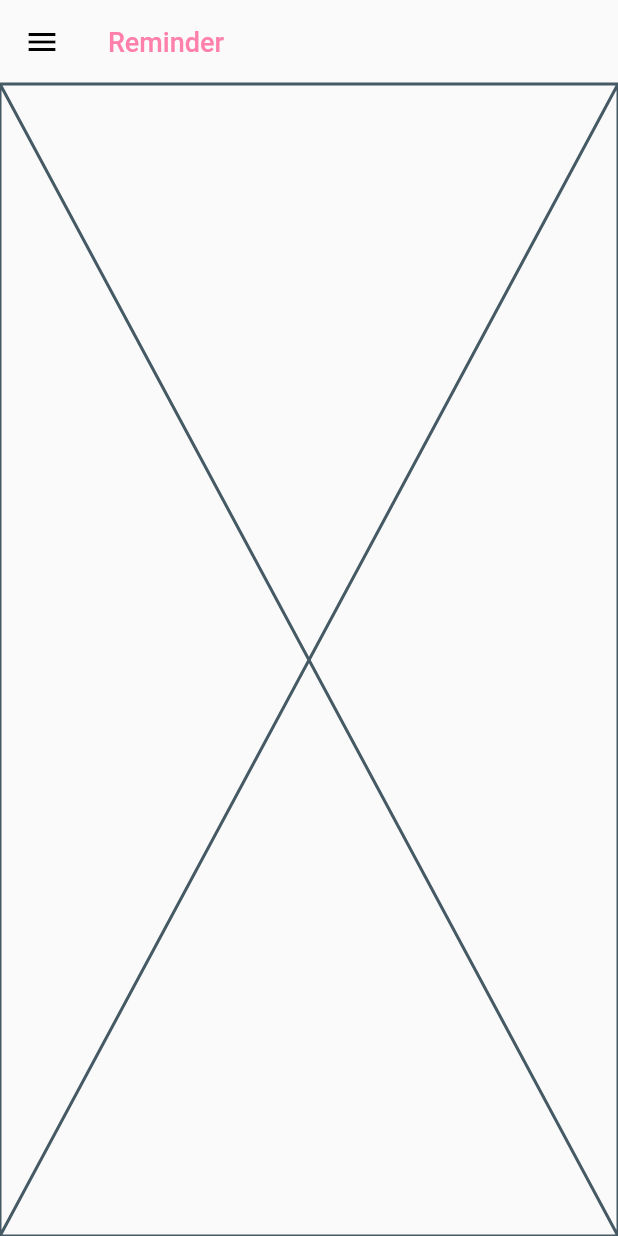
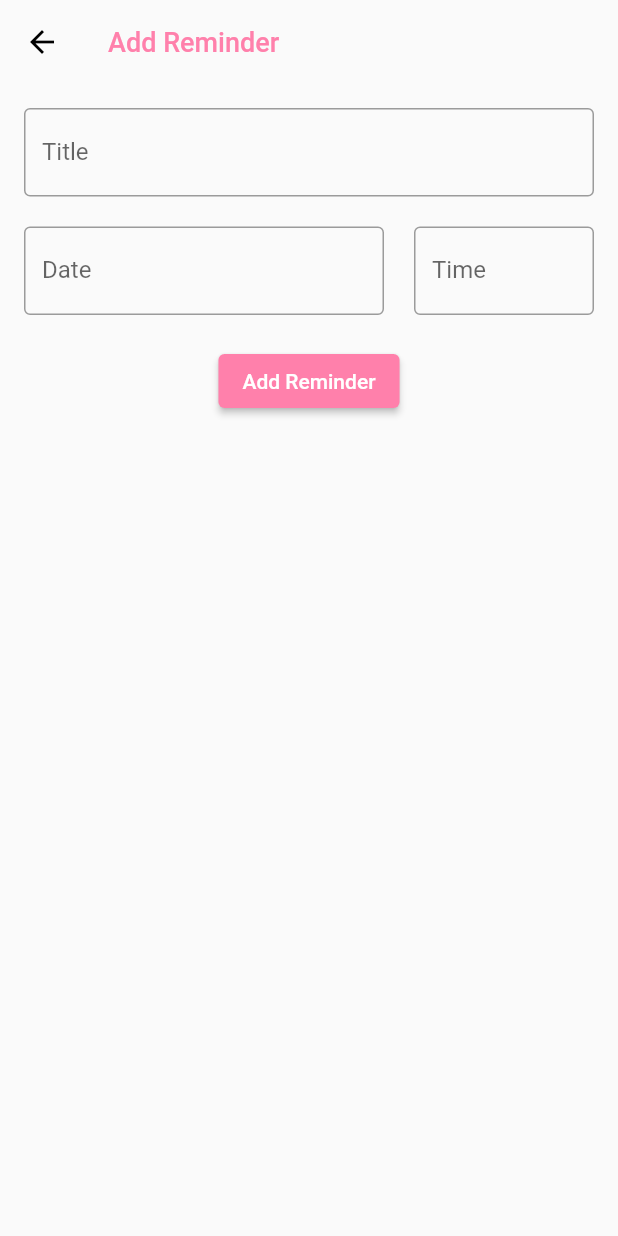
Before and after one commit to Emon526/Mother-Care-Flutter, a Flutter app: the Reminder screen opened directly, on a phone screen of 412 x 824 dp. Run offline on Flutter 3.47's test engine with Material 2 defaults, Android fonts, the phone set to English and light mode, and no system bars; our stand-ins replace carousel_slider, firebase_core, firebase_storage, image_picker, line_icons, persistent_bottom_nav_bar and 3 more; missing offline and left inert: cool_stepper, day_night_time_picker, firebase_ml_model_downloader, flutter_tflite; accounts and stored records are empty.

Commit message:
added reminder screen

```diff
--- a/lib/main.dart
+++ b/lib/main.dart
@@ -1,10 +1,11 @@
 import 'package:flutter/material.dart';
-import 'package:mothercare/routes.dart';
+
 import 'package:provider/provider.dart';
 
 import 'const/consts.dart';
 import 'const/theme.dart';
 import 'firebase_options.dart';
+import 'providers/reminderprovider.dart';
 import 'widget/persistent_nav_bar.dart';
 import 'providers/modelprovider.dart';
 import 'providers/nav_bar_provider.dart';
@@ -39,6 +40,9 @@ class MyApp extends StatelessWidget {
         ChangeNotifierProvider(
           create: (_) => NavBarProvider(),
         ),
+        ChangeNotifierProvider(
+          create: (_) => ReminderProvider(),
+        ),
       ],
       builder: (context, child) => Consumer<ThemeProvider>(
         builder: (context, value, child) => MaterialApp(
--- /dev/null
+++ b/lib/models/reminder.dart
@@ -0,0 +1,11 @@
+class ReminderModel {
+  String reminderTitle;
+  String reminderDate;
+  String reminderTime;
+
+  ReminderModel({
+    required this.reminderTitle,
+    required this.reminderDate,
+    required this.reminderTime,
+  });
+}
--- /dev/null
+++ b/lib/providers/reminderprovider.dart
@@ -0,0 +1,19 @@
+import 'package:flutter/material.dart';
+
+import '../models/reminder.dart';
+
+class ReminderProvider extends ChangeNotifier {
+  List<ReminderModel> _reminders = [];
+  List<ReminderModel> get reminders => _reminders;
+  TimeOfDay _time = TimeOfDay.now();
+  TimeOfDay get time => _time;
+  set time(TimeOfDay newtime) {
+    _time = newtime;
+    notifyListeners();
+  }
+
+  addReminder({required ReminderModel reminder}) {
+    _reminders.add(reminder);
+    notifyListeners();
+  }
+}
--- a/lib/screens/reminder/reminder.dart
+++ b/lib/screens/reminder/reminder.dart
@@ -1,22 +1,173 @@
 import 'package:flutter/material.dart';
-import 'package:flutter/src/widgets/framework.dart';
-import 'package:flutter/src/widgets/placeholder.dart';
+import 'package:provider/provider.dart';
+import 'package:syncfusion_flutter_datepicker/datepicker.dart';
+import 'package:intl/intl.dart';
+import 'package:day_night_time_picker/day_night_time_picker.dart';
+import 'package:day_night_time_picker/lib/constants.dart';
 
-import '../../widget/drawer_widget.dart';
+import '../../models/reminder.dart';
+import '../../providers/reminderprovider.dart';
 
-class Reminder extends StatelessWidget {
+class Reminder extends StatefulWidget {
   const Reminder({super.key});
+
+  @override
+  State<Reminder> createState() => _ReminderState();
+}
+
+class _ReminderState extends State<Reminder> {
+  final titleController = TextEditingController();
+  final dateController = TextEditingController();
+  final timeController = TextEditingController();
 
   @override
   Widget build(BuildContext context) {
     return Scaffold(
-      appBar: AppBar(
-        title: const Text(
-          'Reminder',
+        appBar: AppBar(
+          title: const Text(
+            'Add Reminder',
+          ),
         ),
+        body: Padding(
+          padding: const EdgeInsets.all(16.0),
+          child: Column(
+            children: [
+              TextField(
+                controller: titleController,
+                decoration: const InputDecoration(
+                  labelText: 'Title',
+                  border: OutlineInputBorder(),
+                ),
+              ),
+              const SizedBox(
+                height: 20,
+              ),
+              Flex(
+                direction: Axis.horizontal,
+                children: [
+                  Flexible(
+                    flex: 2,
+                    child: TextField(
+                      onTap: () => _showCalender(),
+                      readOnly: true,
+                      controller: dateController,
+                      decoration: const InputDecoration(
+                        labelText: 'Date',
+                        border: OutlineInputBorder(),
+                      ),
+                    ),
+                  ),
+                  const SizedBox(
+                    width: 20,
+                  ),
+                  Expanded(
+                    child: TextField(
+                      readOnly: true,
+                      onTap: () => Navigator.of(context).push(
+                        _showClock(),
+                      ),
+                      controller: timeController,
+                      decoration: const InputDecoration(
+                        labelText: 'Time',
+                        border: OutlineInputBorder(),
+                      ),
+                    ),
+                  ),
+                ],
+              ),
+              const SizedBox(
+                height: 20,
+              ),
+              ElevatedButton(
+                onPressed: () {
+                  context.read<ReminderProvider>().addReminder(
+                        reminder: ReminderModel(
+                          reminderTitle: titleController.text.trim(),
+                          reminderDate: dateController.text.trim(),
+                          reminderTime: timeController.text.trim(),
+                        ),
+                      );
+                  Navigator.pop(context);
+                },
+                child: const Text('Add Reminder'),
+              ),
+            ],
+          ),
+        ));
+  }
+
+  _showClock() {
+    return showPicker(
+      iosStylePicker: true,
+      context: context,
+      barrierDismissible: false,
+      okStyle: const TextStyle(
+        color: Colors.white,
+        fontWeight: FontWeight.bold,
       ),
-      drawer: const DrawerWidget(),
-      body: const Placeholder(),
+      cancelStyle: const TextStyle(
+        color: Colors.white,
+        fontWeight: FontWeight.bold,
+      ),
+      value: context.read<ReminderProvider>().time,
+      onChange: (newTime) {
+        context.read<ReminderProvider>().time = newTime;
+      },
+      minuteInterval: MinuteInterval.ONE,
+      // Optional onChange to receive value as DateTime
+      onChangeDateTime: (DateTime dateTime) {
+        // print(dateTime);
+        debugPrint("[debug datetime]:  $dateTime");
+        timeController.text = DateFormat("h:mma").format(dateTime);
+      },
+    );
+  }
+
+  _showCalender() {
+    return showDialog<void>(
+      context: context,
+      barrierDismissible: false,
+      builder: (BuildContext context) {
+        return Dialog(
+          shape: RoundedRectangleBorder(
+            borderRadius: BorderRadius.circular(20.0),
+          ),
+          child: Column(
+            mainAxisSize: MainAxisSize.min,
+            children: [
+              GestureDetector(
+                onTap: () => Navigator.pop(context),
+                child: Container(
+                  margin: const EdgeInsets.all(5.0),
+                  alignment: Alignment.topRight,
+                  child: const Icon(
+                    Icons.close,
+                    color: Colors.grey,
+                    size: 20.0,
+                  ),
+                ),
+              ),
+              SfDateRangePicker(
+                selectionColor: Theme.of(context).primaryColor,
+                todayHighlightColor: Theme.of(context).primaryColor,
+                backgroundColor: Theme.of(context).colorScheme.secondary,
+                onSelectionChanged: (arg) {
+                  // dateController.text = arg.value.toString();
+                  dateController.text =
+                      DateFormat('EEE, dd MMMM yyyy').format(arg.value);
+                  Navigator.pop(context);
+                },
+                enablePastDates: false,
+                selectionMode: DateRangePickerSelectionMode.single,
+                view: DateRangePickerView.month,
+                initialDisplayDate: DateTime.now(),
+                initialSelectedDate:
+                    DateTime.now().add(const Duration(days: 10)),
+              ),
+            ],
+          ),
+        );
+      },
     );
   }
 }
--- a/lib/screens/selfcheck/self_check_finish.dart
+++ b/lib/screens/selfcheck/self_check_finish.dart
@@ -4,7 +4,7 @@ import 'package:line_icons/line_icons.dart';
 import '../../const/consts.dart';
 import '../../widget/drawer_widget.dart';
 import '../doctors/doctorslist.dart';
-import '../reminder/reminder.dart';
+import '../reminder/reminderlist.dart';
 
 class SelfCheckFinish extends StatelessWidget {
   const SelfCheckFinish({super.key});
@@ -51,7 +51,7 @@ class SelfCheckFinish extends StatelessWidget {
                   Navigator.push(
                     context,
                     MaterialPageRoute(
-                      builder: (context) => const Reminder(),
+                      builder: (context) => const ReminderList(),
                     ),
                   );
                 },
--- a/lib/screens/selfcheck/self_check_steps.dart
+++ b/lib/screens/selfcheck/self_check_steps.dart
@@ -168,6 +168,7 @@ class _SelfCheckStepsState extends State<SelfCheckSteps> {
           width: size.width,
           child: Text(
             steptitle,
+            textAlign: TextAlign.center,
             style: const TextStyle(
               fontWeight: FontWeight.bold,
               fontSize: 18,
--- a/lib/widget/drawer_widget.dart
+++ b/lib/widget/drawer_widget.dart
@@ -6,7 +6,7 @@ import '../providers/modelprovider.dart';
 import '../providers/themeprovider.dart';
 import '../screens/doctors/doctorslist.dart';
 import '../screens/memmographyscreening/memmography.dart';
-import '../screens/reminder/reminder.dart';
+import '../screens/reminder/reminderlist.dart';
 import 'themetile.dart';
 
 class DrawerWidget extends StatelessWidget {
@@ -101,7 +101,7 @@ class DrawerWidget extends StatelessWidget {
                 Navigator.push(
                   context,
                   MaterialPageRoute(
-                    builder: (context) => const Reminder(),
+                    builder: (context) => const ReminderList(),
                   ),
                 );
               },
--- a/pubspec.yaml
+++ b/pubspec.yaml
@@ -49,6 +49,10 @@ dependencies:
   persistent_bottom_nav_bar: ^5.0.2
   cool_stepper: ^1.2.1
   readmore: ^2.2.0
+  syncfusion_flutter_datepicker: ^20.4.50
+  day_night_time_picker: ^1.1.5
+  intl: ^0.17.0
+
 
 dev_dependencies:
   flutter_test:
```
Also changed, not shown: lib/screens/reminder/reminderlist.dart (added, +67 -0 lines), pubspec.lock.
